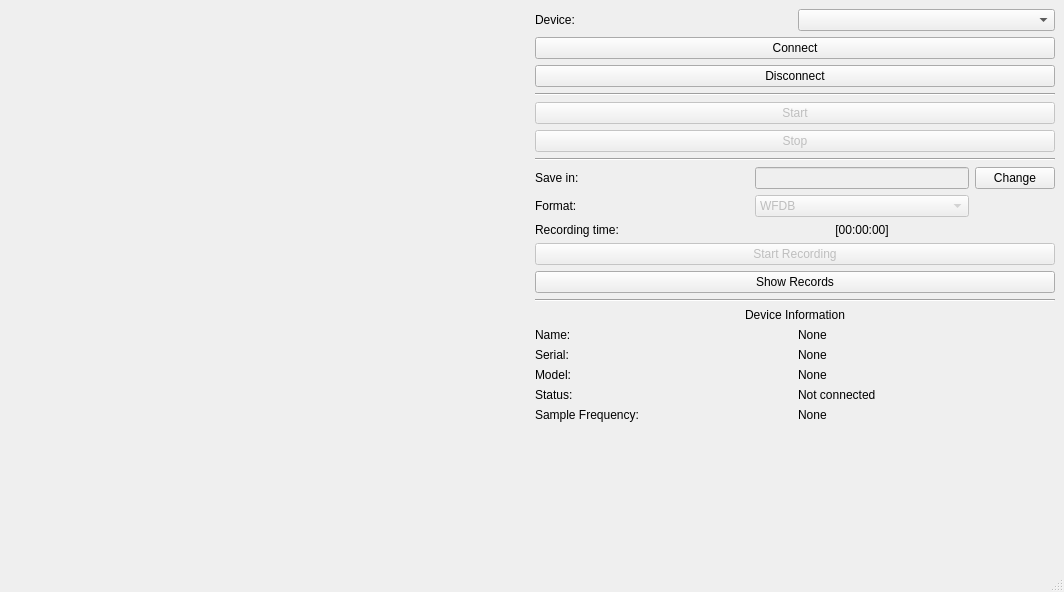
First picture: the form in ui/main_window.ui, repository mcsltd/mcs-inRat-monitor, before the edit.
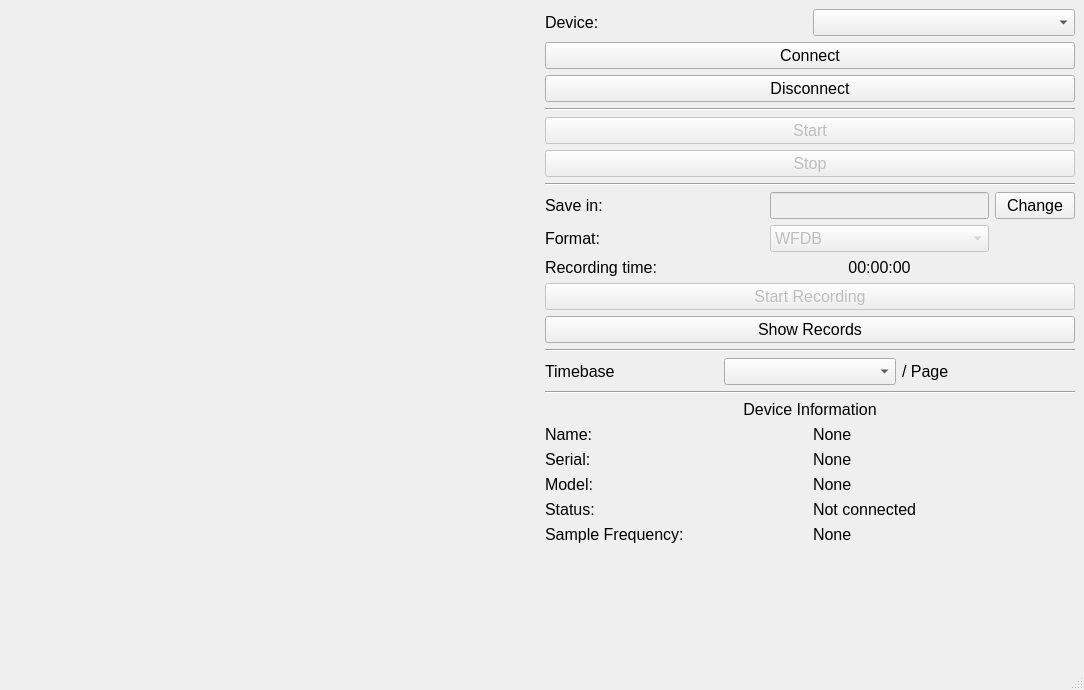
Second picture: the form after the edit. Custom widgets are drawn as their Qt base class.

Commit message: make ui better

What changed in the file:
```diff
--- a/ui/main_window.ui
+++ b/ui/main_window.ui
@@ -6,8 +6,8 @@
    <rect>
     <x>0</x>
     <y>0</y>
-    <width>1064</width>
-    <height>592</height>
+    <width>1084</width>
+    <height>690</height>
    </rect>
   </property>
   <property name="windowTitle">
@@ -21,18 +21,34 @@
        <layout class="QHBoxLayout" name="horizontalLayout_3">
         <item>
          <widget class="QLabel" name="labelDevice">
+          <property name="font">
+           <font>
+            <pointsize>12</pointsize>
+           </font>
+          </property>
           <property name="text">
            <string>Device:</string>
           </property>
          </widget>
         </item>
         <item>
-         <widget class="QComboBox" name="comboBoxDevice"/>
+         <widget class="QComboBox" name="comboBoxDevice">
+          <property name="font">
+           <font>
+            <pointsize>12</pointsize>
+           </font>
+          </property>
+         </widget>
         </item>
        </layout>
       </item>
       <item>
        <widget class="QPushButton" name="pushButtonConnect">
+        <property name="font">
+         <font>
+          <pointsize>12</pointsize>
+         </font>
+        </property>
         <property name="text">
          <string>Connect</string>
         </property>
@@ -40,6 +56,11 @@
       </item>
       <item>
        <widget class="QPushButton" name="pushButtonDisconnect">
+        <property name="font">
+         <font>
+          <pointsize>12</pointsize>
+         </font>
+        </property>
         <property name="text">
          <string>Disconnect</string>
         </property>
@@ -57,6 +78,11 @@
         <property name="enabled">
          <bool>false</bool>
         </property>
+        <property name="font">
+         <font>
+          <pointsize>12</pointsize>
+         </font>
+        </property>
         <property name="text">
          <string>Start</string>
         </property>
@@ -67,6 +93,11 @@
         <property name="enabled">
          <bool>false</bool>
         </property>
+        <property name="font">
+         <font>
+          <pointsize>12</pointsize>
+         </font>
+        </property>
         <property name="text">
          <string>Stop</string>
         </property>
@@ -85,6 +116,11 @@
          <layout class="QGridLayout" name="gridLayout_7">
           <item row="0" column="0">
            <widget class="QLabel" name="labelDirSave">
+            <property name="font">
+             <font>
+              <pointsize>12</pointsize>
+             </font>
+            </property>
             <property name="text">
              <string>Save in:</string>
             </property>
@@ -95,6 +131,11 @@
           </item>
           <item row="2" column="0">
            <widget class="QLabel" name="labelRT">
+            <property name="font">
+             <font>
+              <pointsize>12</pointsize>
+             </font>
+            </property>
             <property name="text">
              <string>Recording time:</string>
             </property>
@@ -105,6 +146,11 @@
           </item>
           <item row="1" column="0">
            <widget class="QLabel" name="labelFormat">
+            <property name="font">
+             <font>
+              <pointsize>12</pointsize>
+             </font>
+            </property>
             <property name="text">
              <string>Format:</string>
             </property>
@@ -115,8 +161,13 @@
           </item>
           <item row="2" column="1">
            <widget class="QLabel" name="labelRTvalue">
+            <property name="font">
+             <font>
+              <pointsize>12</pointsize>
+             </font>
+            </property>
             <property name="text">
-             <string>[00:00:00]</string>
+             <string>00:00:00</string>
             </property>
             <property name="alignment">
              <set>Qt::AlignmentFlag::AlignCenter</set>
@@ -128,6 +179,11 @@
             <property name="enabled">
              <bool>false</bool>
             </property>
+            <property name="font">
+             <font>
+              <pointsize>12</pointsize>
+             </font>
+            </property>
             <item>
              <property name="text">
               <string>WFDB</string>
@@ -151,6 +207,11 @@
               <verstretch>0</verstretch>
              </sizepolicy>
             </property>
+            <property name="font">
+             <font>
+              <pointsize>12</pointsize>
+             </font>
+            </property>
            </widget>
           </item>
           <item row="0" column="2">
@@ -170,6 +231,11 @@
               <height>0</height>
              </size>
             </property>
+            <property name="font">
+             <font>
+              <pointsize>12</pointsize>
+             </font>
+            </property>
             <property name="text">
              <string>Change</string>
             </property>
@@ -184,6 +250,11 @@
         <property name="enabled">
          <bool>false</bool>
         </property>
+        <property name="font">
+         <font>
+          <pointsize>12</pointsize>
+         </font>
+        </property>
         <property name="text">
          <string>Start Recording</string>
         </property>
@@ -194,6 +265,11 @@
         <property name="enabled">
          <bool>true</bool>
         </property>
+        <property name="font">
+         <font>
+          <pointsize>12</pointsize>
+         </font>
+        </property>
         <property name="text">
          <string>Show Records</string>
         </property>
@@ -206,8 +282,57 @@
         </property>
        </widget>
       </item>
+      <item>
+       <layout class="QGridLayout" name="gridLayout_2">
+        <item row="0" column="1">
+         <widget class="QComboBox" name="comboBoxTimebase">
+          <property name="font">
+           <font>
+            <pointsize>12</pointsize>
+           </font>
+          </property>
+         </widget>
+        </item>
+        <item row="0" column="0">
+         <widget class="QLabel" name="labelTimebase">
+          <property name="font">
+           <font>
+            <pointsize>12</pointsize>
+           </font>
+          </property>
+          <property name="text">
+           <string>Timebase</string>
+          </property>
+         </widget>
+        </item>
+        <item row="0" column="2">
+         <widget class="QLabel" name="labelPage">
+          <property name="font">
+           <font>
+            <pointsize>12</pointsize>
+           </font>
+          </property>
+          <property name="text">
+           <string>/ Page</string>
+          </property>
+         </widget>
+        </item>
+       </layout>
+      </item>
+      <item>
+       <widget class="Line" name="line_4">
+        <property name="orientation">
+         <enum>Qt::Orientation::Horizontal</enum>
+        </property>
+       </widget>
+      </item>
       <item>
        <widget class="QLabel" name="labelDeviceInformation">
+        <property name="font">
+         <font>
+          <pointsize>12</pointsize>
+         </font>
+        </property>
         <property name="text">
          <string>Device Information</string>
         </property>
@@ -220,6 +345,11 @@
        <layout class="QGridLayout" name="gridLayout_5">
         <item row="0" column="1">
          <widget class="QLabel" name="labelNameValue">
+          <property name="font">
+           <font>
+            <pointsize>12</pointsize>
+           </font>
+          </property>
           <property name="text">
            <string>None</string>
           </property>
@@ -227,6 +357,11 @@
         </item>
         <item row="0" column="0">
          <widget class="QLabel" name="labelName">
+          <property name="font">
+           <font>
+            <pointsize>12</pointsize>
+           </font>
+          </property>
           <property name="text">
            <string>Name:</string>
           </property>
@@ -234,6 +369,11 @@
         </item>
         <item row="1" column="0">
          <widget class="QLabel" name="labelSerialNumber">
+          <property name="font">
+           <font>
+            <pointsize>12</pointsize>
+           </font>
+          </property>
           <property name="text">
            <string>Serial:</string>
           </property>
@@ -241,6 +381,11 @@
         </item>
         <item row="3" column="1">
          <widget class="QLabel" name="labelStatusValue">
+          <property name="font">
+           <font>
+            <pointsize>12</pointsize>
+           </font>
+          </property>
           <property name="text">
            <string>Not connected</string>
           </property>
@@ -248,6 +393,11 @@
         </item>
         <item row="2" column="0">
          <widget class="QLabel" name="labelModel">
+          <property name="font">
+           <font>
+            <pointsize>12</pointsize>
+           </font>
+          </property>
           <property name="text">
            <string>Model:</string>
           </property>
@@ -255,6 +405,11 @@
         </item>
         <item row="2" column="1">
          <widget class="QLabel" name="labelModelValue">
+          <property name="font">
+           <font>
+            <pointsize>12</pointsize>
+           </font>
+          </property>
           <property name="text">
            <string>None</string>
           </property>
@@ -262,6 +417,11 @@
         </item>
         <item row="3" column="0">
          <widget class="QLabel" name="labelStatus">
+          <property name="font">
+           <font>
+            <pointsize>12</pointsize>
+           </font>
+          </property>
           <property name="text">
            <string>Status:</string>
           </property>
@@ -269,6 +429,11 @@
         </item>
         <item row="1" column="1">
          <widget class="QLabel" name="labelSerialNumberValue">
+          <property name="font">
+           <font>
+            <pointsize>12</pointsize>
+           </font>
+          </property>
           <property name="text">
            <string>None</string>
           </property>
@@ -276,6 +441,11 @@
         </item>
         <item row="4" column="0">
          <widget class="QLabel" name="labelSF">
+          <property name="font">
+           <font>
+            <pointsize>12</pointsize>
+           </font>
+          </property>
           <property name="text">
            <string>Sample Frequency:</string>
           </property>
@@ -283,6 +453,11 @@
         </item>
         <item row="4" column="1">
          <widget class="QLabel" name="label">
+          <property name="font">
+           <font>
+            <pointsize>12</pointsize>
+           </font>
+          </property>
           <property name="text">
            <string>None</string>
           </property>
@@ -308,7 +483,13 @@
     <item row="0" column="0">
      <layout class="QHBoxLayout" name="horizontalLayout">
       <item>
-       <widget class="PlotWidget" name="plotWidget" native="true"/>
+       <widget class="PlotWidget" name="plotWidget" native="true">
+        <property name="font">
+         <font>
+          <pointsize>12</pointsize>
+         </font>
+        </property>
+       </widget>
       </item>
      </layout>
     </item>
```
Left out of the diff: 2 changed lines with no effect on the pictures. The commit also changes 7 other files.
